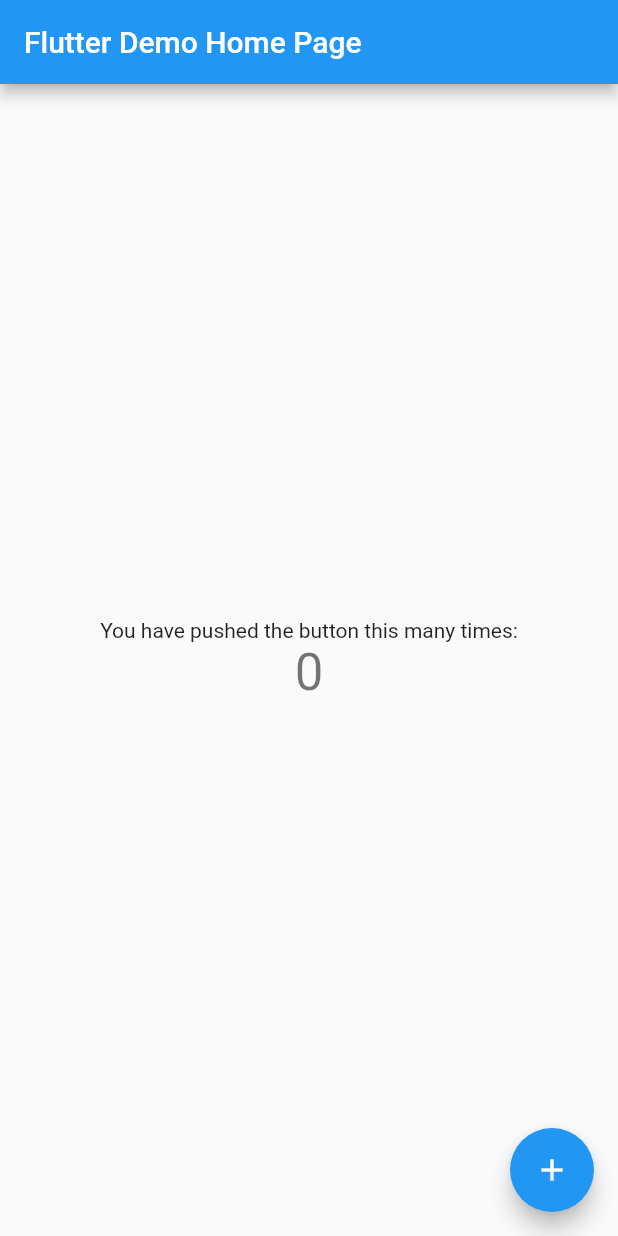
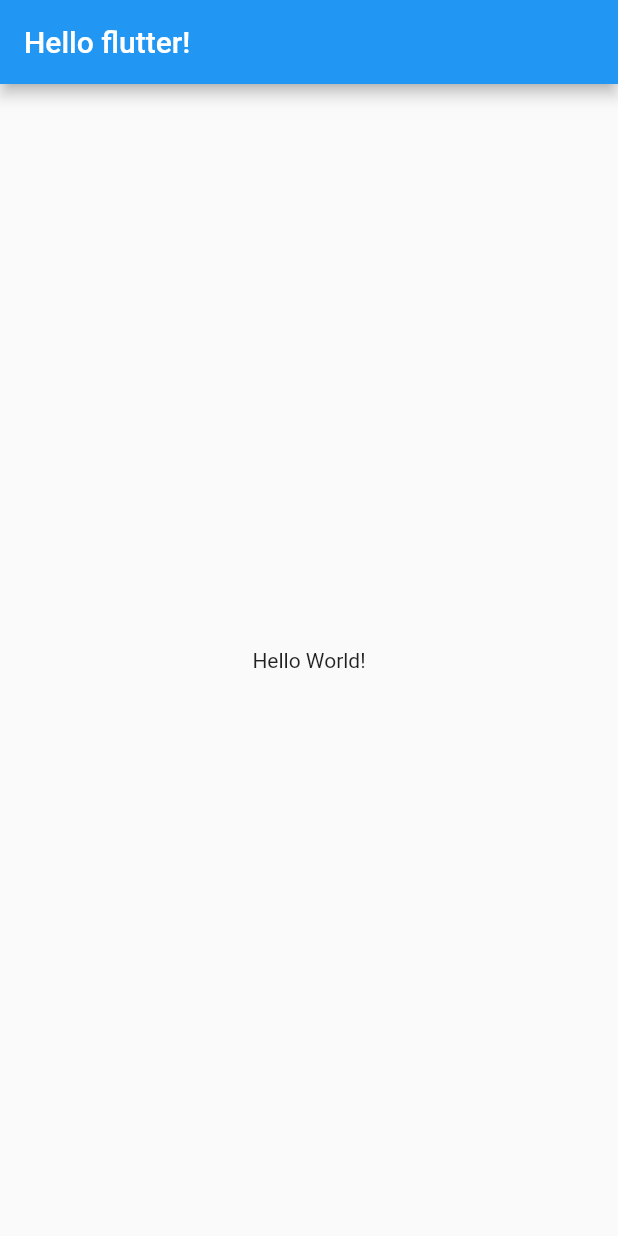
Before and after one commit to nicednjsdud/FlutterStudy, a Flutter app: the screen it shows after launch, on a phone screen of 412 x 824 dp. Run offline on Flutter 3.47's test engine with Material 2 defaults, Android fonts, the phone set to English and light mode, and no system bars.

Commit message:
to write hello world for first project

```diff
--- a/toonflix/lib/main.dart
+++ b/toonflix/lib/main.dart
@@ -1,115 +1,19 @@
 import 'package:flutter/material.dart';
 
 void main() {
-  runApp(const MyApp());
+  runApp(App());
 }
 
-class MyApp extends StatelessWidget {
-  const MyApp({super.key});
-
-  // This widget is the root of your application.
+class App extends StatelessWidget {
   @override
   Widget build(BuildContext context) {
     return MaterialApp(
-      title: 'toonFlix',
-      theme: ThemeData(
-        // This is the theme of your application.
-        //
-        // Try running your application with "flutter run". You'll see the
-        // application has a blue toolbar. Then, without quitting the app, try
-        // changing the primarySwatch below to Colors.green and then invoke
-        // "hot reload" (press "r" in the console where you ran "flutter run",
-        // or simply save your changes to "hot reload" in a Flutter IDE).
-        // Notice that the counter didn't reset back to zero; the application
-        // is not restarted.
-        primarySwatch: Colors.blue,
+      home: Scaffold(
+        appBar: AppBar(
+          title: Text('Hello flutter!'),
+        ),
+        body: Center(child: Text('Hello World!')),
       ),
-      home: const MyHomePage(title: 'Flutter Demo Home Page'),
     );
   }
 }
-
-class MyHomePage extends StatefulWidget {
-  const MyHomePage({super.key, required this.title});
-
-  // This widget is the home page of your application. It is stateful, meaning
-  // that it has a State object (defined below) that contains fields that affect
-  // how it looks.
-
-  // This class is the configuration for the state. It holds the values (in this
-  // case the title) provided by the parent (in this case the App widget) and
-  // used by the build method of the State. Fields in a Widget subclass are
-  // always marked "final".
-
-  final String title;
-
-  @override
-  State<MyHomePage> createState() => _MyHomePageState();
-}
-
-class _MyHomePageState extends State<MyHomePage> {
-  int _counter = 0;
-
-  void _incrementCounter() {
-    setState(() {
-      // This call to setState tells the Flutter framework that something has
-      // changed in this State, which causes it to rerun the build method below
-      // so that the display can reflect the updated values. If we changed
-      // _counter without calling setState(), then the build method would not be
-      // called again, and so nothing would appear to happen.
-      _counter++;
-    });
-  }
-
-  @override
-  Widget build(BuildContext context) {
-    // This method is rerun every time setState is called, for instance as done
-    // by the _incrementCounter method above.
-    //
-    // The Flutter framework has been optimized to make rerunning build methods
-    // fast, so that you can just rebuild anything that needs updating rather
-    // than having to individually change instances of widgets.
-    return Scaffold(
-      appBar: AppBar(
-        // Here we take the value from the MyHomePage object that was created by
-        // the App.build method, and use it to set our appbar title.
-        title: Text(widget.title),
-      ),
-      body: Center(
-        // Center is a layout widget. It takes a single child and positions it
-        // in the middle of the parent.
-        child: Column(
-          // Column is also a layout widget. It takes a list of children and
-          // arranges them vertically. By default, it sizes itself to fit its
-          // children horizontally, and tries to be as tall as its parent.
-          //
-          // Invoke "debug painting" (press "p" in the console, choose the
-          // "Toggle Debug Paint" action from the Flutter Inspector in Android
-          // Studio, or the "Toggle Debug Paint" command in Visual Studio Code)
-          // to see the wireframe for each widget.
-          //
-          // Column has various properties to control how it sizes itself and
-          // how it positions its children. Here we use mainAxisAlignment to
-          // center the children vertically; the main axis here is the vertical
-          // axis because Columns are vertical (the cross axis would be
-          // horizontal).
-          mainAxisAlignment: MainAxisAlignment.center,
-          children: <Widget>[
-            const Text(
-              'You have pushed the button this many times:',
-            ),
-            Text(
-              '$_counter',
-              style: Theme.of(context).textTheme.headline4,
-            ),
-          ],
-        ),
-      ),
-      floatingActionButton: FloatingActionButton(
-        onPressed: _incrementCounter,
-        tooltip: 'Increment',
-        child: const Icon(Icons.add),
-      ), // This trailing comma makes auto-formatting nicer for build methods.
-    );
-  }
-}
```
